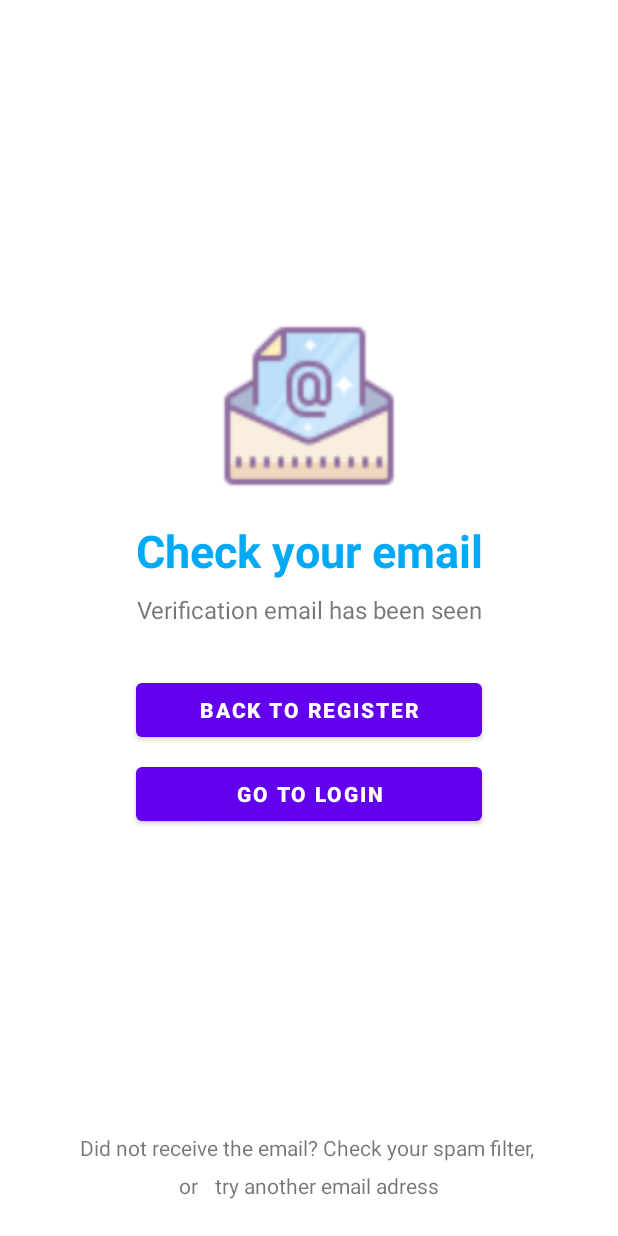
After one commit to AnhTuan2k1/Calories, an Android app: the layout activity_verification.xml on its own in the app's theme, with its tools: preview values and no code run, on a phone screen of 412 x 824 dp. The commit adds this screen. Run offline under Robolectric (Android 15) with nearby library versions, the phone set to English and light mode, and no system bars.

Commit message:
verify email,.... fixed something,...

```diff
--- a/CaloriesApp/app/src/main/java/com/example/caloriesapp/A_info_3.java
+++ b/CaloriesApp/app/src/main/java/com/example/caloriesapp/A_info_3.java
@@ -47,7 +47,7 @@ public class A_info_3 extends AppCompatActivity {
             @Override
             public void onClick(View v) {
                 chieucao = Float.parseFloat(heighttxt.getText().toString());
-                if(heighttxt.getText().toString().equals("")||chieucao<0||chieucao>250){
+                if(heighttxt.getText().toString().equals("")||chieucao<30||chieucao>250){
                     Toasty.error(A_info_3.this,"Invalid Height",Toasty.LENGTH_SHORT).show();
                 }
                 else{
--- a/CaloriesApp/app/src/main/java/com/example/caloriesapp/A_info_5.java
+++ b/CaloriesApp/app/src/main/java/com/example/caloriesapp/A_info_5.java
@@ -124,6 +124,7 @@ import com.google.firebase.database.FirebaseDatabase;
         });
     }
     public void OpenA_Main(){
+
         Intent intent = new Intent(A_info_5.this, MainActivity.class);
 //        intent.putExtra(EXTRA_TEXTMUCDICH,mucdich_5);
 //        intent.putExtra(EXTRA_TEXTGIOITINH,gioitinh_5);
@@ -138,9 +139,8 @@ import com.google.firebase.database.FirebaseDatabase;
         FirebaseDatabase.getInstance().getReference()
                 .child("users").child(FirebaseAuth.getInstance().getUid())
                 .child("userinfo").setValue(user);
-
         startActivity(intent);
-
+        finish();
     }
 
 
--- a/CaloriesApp/app/src/main/java/com/example/caloriesapp/activities/MainActivity.java
+++ b/CaloriesApp/app/src/main/java/com/example/caloriesapp/activities/MainActivity.java
@@ -254,7 +254,7 @@ public class MainActivity extends AppCompatActivity {
                                             finish();
                                         }
                                     }).build();
-                            //mDialog.show();
+                            mDialog.show();
                         }
 
                         saveCaloriesTarget();
@@ -291,7 +291,7 @@ public class MainActivity extends AppCompatActivity {
 //
 //        String year = String.valueOf(calendar.get(Calendar.YEAR));
 //        String date = year + month + day;
-
+/*
         Calendar calendar = Calendar.getInstance();
         SimpleDateFormat sdf = new SimpleDateFormat("yyyy-MM-dd", Locale.getDefault());
         String date = sdf.format(calendar.getTime());
@@ -299,7 +299,7 @@ public class MainActivity extends AppCompatActivity {
         FirebaseDatabase.getInstance().getReference().child("users")
                 .child(FirebaseAuth.getInstance().getCurrentUser().getUid())
                 .child("calodaily").child(date).setValue(new CaloDaily(date, calories));
-
+*/
 
 //        Calendar calendar = Calendar.getInstance();
 //        SimpleDateFormat simpleDateFormat = new SimpleDateFormat("yyyy-MM-dd", Locale.getDefault());
--- a/CaloriesApp/app/src/main/java/com/example/caloriesapp/fragment/FragmentAccount.java
+++ b/CaloriesApp/app/src/main/java/com/example/caloriesapp/fragment/FragmentAccount.java
@@ -189,6 +189,7 @@ public class FragmentAccount extends Fragment {
             public void onDataChange(@NonNull DataSnapshot snapshot) {
                 user = snapshot.getValue(User.class);
 
+                if(user != null){
                 userName.setText(user.getUserName());
                 age.setText(String.valueOf(user.getAge()));
                 male.setText(user.getGender());
@@ -196,6 +197,7 @@ public class FragmentAccount extends Fragment {
                 currentWeight.setText(String.valueOf(user.getCurrentWeight()) +" KG" );
                 goalWeight.setText(String.valueOf(user.getGoalWeight()) + " KG");
                 purpose.setText(user.getPurposeWeight());
+                }
 
 
 
@@ -204,7 +206,8 @@ public class FragmentAccount extends Fragment {
 
             @Override
             public void onCancelled(@NonNull DatabaseError error) {
-                Toasty.info(getContext(), "Please Restart",Toasty.LENGTH_SHORT).show();
+                if(getContext() != null)
+                    Toasty.info(getContext(), "Please Restart",Toasty.LENGTH_SHORT).show();
             }
         });
     }
--- /dev/null
+++ b/CaloriesApp/app/src/main/res/layout/activity_verification.xml
@@ -0,0 +1,125 @@
+<?xml version="1.0" encoding="utf-8"?>
+<RelativeLayout xmlns:android="http://schemas.android.com/apk/res/android"
+    xmlns:app="http://schemas.android.com/apk/res-auto"
+    xmlns:tools="http://schemas.android.com/tools"
+    android:layout_width="match_parent"
+    android:layout_height="match_parent"
+    tools:context=".activities.VerificationActivity">
+
+    <ScrollView
+        android:layout_width="match_parent"
+        android:layout_height="wrap_content"
+        android:layout_centerVertical="true"
+
+        >
+
+        <androidx.constraintlayout.widget.ConstraintLayout
+            android:layout_width="match_parent"
+            android:layout_height="wrap_content"
+            android:layout_marginBottom="60dp">
+
+            <ImageView
+                android:id="@+id/imageView_email_openemail"
+                android:layout_width="120dp"
+                android:layout_height="120dp"
+                android:src="@drawable/ic_email_64"
+                app:layout_constraintEnd_toEndOf="parent"
+                app:layout_constraintStart_toStartOf="parent"
+                app:layout_constraintTop_toTopOf="parent" />
+
+            <TextView
+                android:id="@+id/textView22"
+                android:layout_width="wrap_content"
+                android:layout_height="wrap_content"
+                android:layout_marginTop="16dp"
+                android:text="Check your email"
+                android:textColor="@color/blue_200"
+
+                android:textSize="30sp"
+                android:textStyle="bold"
+                app:layout_constraintEnd_toEndOf="parent"
+                app:layout_constraintStart_toStartOf="parent"
+                app:layout_constraintTop_toBottomOf="@+id/imageView_email_openemail" />
+
+            <TextView
+                android:id="@+id/textView23"
+                android:layout_width="wrap_content"
+                android:layout_height="wrap_content"
+                android:layout_marginTop="8dp"
+                android:text="Verification email has been seen"
+                android:textAlignment="center"
+                android:textSize="16sp"
+                app:layout_constraintEnd_toEndOf="parent"
+                app:layout_constraintStart_toStartOf="parent"
+                app:layout_constraintTop_toBottomOf="@+id/textView22" />
+
+            <Button
+                android:id="@+id/button_backtoRegister_verify"
+                android:layout_width="0dp"
+                android:layout_height="wrap_content"
+                android:layout_marginTop="32dp"
+                android:text="Back to register"
+                android:textStyle="bold"
+                app:layout_constraintEnd_toEndOf="@+id/textView23"
+                app:layout_constraintStart_toStartOf="@+id/textView23"
+                app:layout_constraintTop_toBottomOf="@+id/textView23" />
+
+            <Button
+                android:id="@+id/button_gotoLogin_verify"
+                android:layout_width="0dp"
+                android:layout_height="wrap_content"
+                android:layout_marginTop="8dp"
+                android:text="Go to Login"
+                android:textStyle="bold"
+                app:layout_constraintEnd_toEndOf="@+id/button_backtoRegister_verify"
+                app:layout_constraintStart_toStartOf="@+id/button_backtoRegister_verify"
+                app:layout_constraintTop_toBottomOf="@+id/button_backtoRegister_verify"
+                />
+
+        </androidx.constraintlayout.widget.ConstraintLayout>
+
+    </ScrollView>
+
+    <androidx.constraintlayout.widget.ConstraintLayout
+        android:layout_width="match_parent"
+        android:layout_height="wrap_content"
+        android:layout_alignParentBottom="true">
+
+        <TextView
+            android:id="@+id/textView25"
+            android:layout_width="306dp"
+            android:layout_height="23dp"
+
+            android:layout_marginBottom="2dp"
+            android:text="Did not receive the email? Check your spam filter,"
+            app:layout_constraintBottom_toTopOf="@+id/textView24"
+            app:layout_constraintEnd_toEndOf="parent"
+            app:layout_constraintStart_toStartOf="parent" />
+
+        <TextView
+            android:id="@+id/textView24"
+            android:layout_width="wrap_content"
+            android:layout_height="wrap_content"
+
+            android:layout_marginBottom="24dp"
+            android:text="or "
+            app:layout_constraintBottom_toBottomOf="parent"
+            app:layout_constraintEnd_toStartOf="@+id/textview_openRegister_verify"
+            app:layout_constraintHorizontal_bias="0.5"
+            app:layout_constraintHorizontal_chainStyle="packed"
+            app:layout_constraintStart_toStartOf="parent" />
+
+        <TextView
+            android:id="@+id/textview_openRegister_verify"
+            android:layout_width="wrap_content"
+            android:layout_height="wrap_content"
+            android:layout_marginStart="8dp"
+            android:text="try another email adress"
+            app:layout_constraintBottom_toBottomOf="@+id/textView24"
+            app:layout_constraintEnd_toEndOf="parent"
+            app:layout_constraintHorizontal_bias="0.5"
+            app:layout_constraintStart_toEndOf="@+id/textView24" />
+    </androidx.constraintlayout.widget.ConstraintLayout>
+
+
+</RelativeLayout>
```
Also changed, not shown: CaloriesApp/app/src/main/AndroidManifest.xml (+12 -15 lines), CaloriesApp/app/src/main/java/com/example/caloriesapp/A_info_4.java (+19 -3 lines), CaloriesApp/app/src/main/java/com/example/caloriesapp/activities/LoginActivity.java (+8 -0 lines), CaloriesApp/app/src/main/java/com/example/caloriesapp/activities/RegisterActivity.java (+22 -6 lines), CaloriesApp/app/src/main/java/com/example/caloriesapp/activities/VerificationActivity.java (added, +55 -0 lines), CaloriesApp/app/src/main/java/com/example/caloriesapp/fragment/FragmentHome.java (+5 -7 lines).
